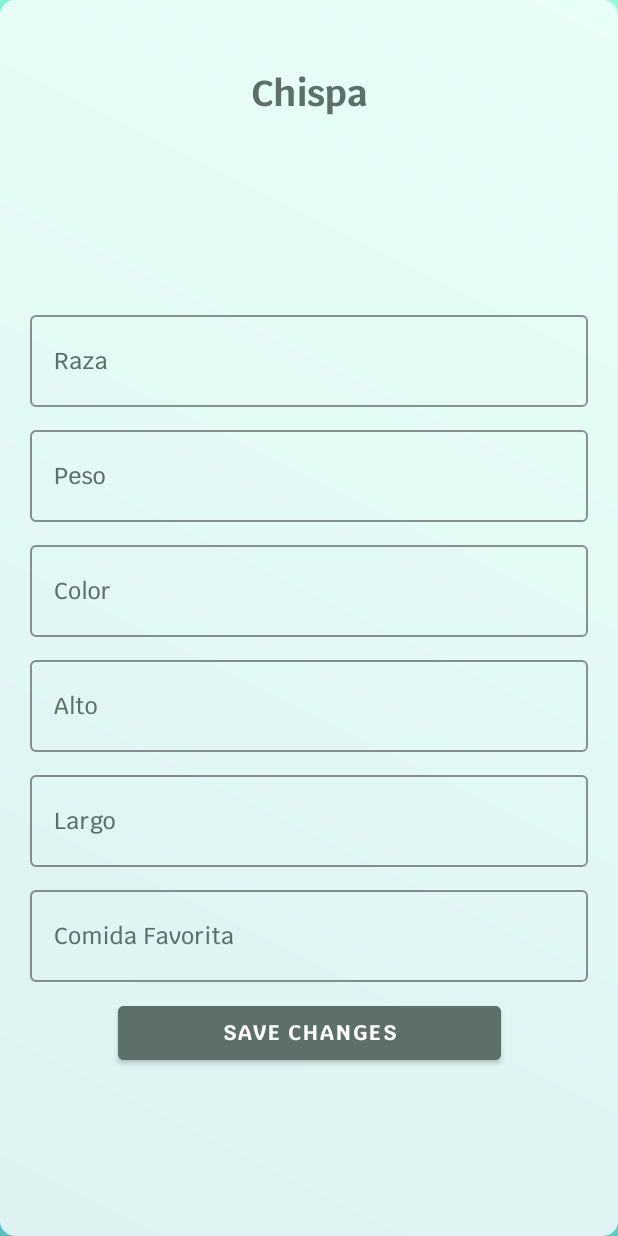
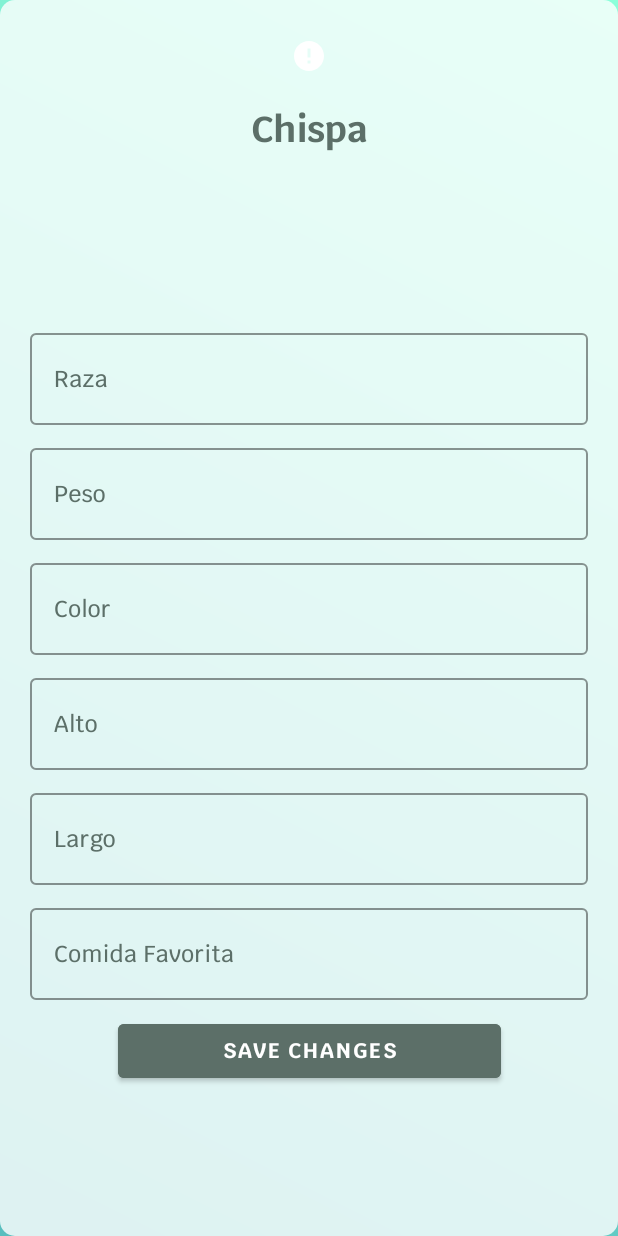
Before and after one commit to angelcast2002/APP-Proyecto1-PlataformasMoviles, an Android app: the EditProfileFragment screen opened through its navigation route, on a phone screen of 412 x 824 dp. Run offline under Robolectric (Android 15) with nearby library versions, the light colour scheme and no system bars; our stand-ins replace navigation-ui; pictures from the network do not load.

Commit message:
4Dogs v1.5.3

```diff
--- a/4Dogs/app/src/main/java/com/example/fordogs/ui/fragments/editProfile/EditProfileFragment.kt
+++ b/4Dogs/app/src/main/java/com/example/fordogs/ui/fragments/editProfile/EditProfileFragment.kt
@@ -7,10 +7,17 @@ import android.view.View
 import android.view.ViewGroup
 import androidx.fragment.app.Fragment
 import androidx.fragment.app.activityViewModels
+import androidx.fragment.app.viewModels
 import androidx.lifecycle.lifecycleScope
 import androidx.navigation.findNavController
+import coil.load
+import coil.request.CachePolicy
+import coil.transform.CircleCropTransformation
+import com.example.fordogs.R
 import com.example.fordogs.databinding.EditProfileLayoutBinding
 import com.example.fordogs.databinding.RegisterLayoutBinding
+import com.example.fordogs.ui.fragments.editProfile.EditProfileViewModel
+import com.example.fordogs.ui.fragments.editProfile.EditProfileViewModel.Status.*
 import com.example.fordogs.ui.fragments.viewModelActivity.RegisterToLoginViewModel
 import com.example.fordogs.ui.util.BaseFragment
 import kotlinx.coroutines.flow.collectLatest
@@ -18,6 +25,7 @@ import kotlinx.coroutines.launch
 
 class EditProfileFragment: BaseFragment<EditProfileLayoutBinding>(){
     private val RegisterToLoginViewModel: RegisterToLoginViewModel by activityViewModels()
+    private val EditProfileViewModel: EditProfileViewModel by viewModels()
 
     lateinit var name: String
 
@@ -32,6 +40,7 @@ class EditProfileFragment: BaseFragment<EditProfileLayoutBinding>(){
         setNameEditText()
 
 
+
     }
 
     private fun setObservables() {
@@ -39,6 +48,29 @@ class EditProfileFragment: BaseFragment<EditProfileLayoutBinding>(){
             RegisterToLoginViewModel.name.collectLatest {
                 name = RegisterToLoginViewModel.name.value
             }
+        }
+
+        lifecycleScope.launch {
+            EditProfileViewModel.imagen.collectLatest { img ->
+                setImgUser(img)
+            }
+        }
+
+        lifecycleScope.launch {
+            EditProfileViewModel.status.collectLatest{ status ->
+                handleStatus(status)
+            }
+        }
+
+    }
+
+    private fun setImgUser(img: String) {
+        binding.imgPetEditProfileLayout.load(img){
+            transformations(CircleCropTransformation())
+            diskCachePolicy(CachePolicy.ENABLED)
+            memoryCachePolicy(CachePolicy.ENABLED)
+            error(R.drawable.ic_error)
+            placeholder(R.drawable.ic_download)
         }
     }
 
@@ -48,9 +80,49 @@ class EditProfileFragment: BaseFragment<EditProfileLayoutBinding>(){
 
     private fun setListeners() {
         binding.btSaveDataEditProfale.setOnClickListener{
-            requireView().findNavController().navigate(
-                EditProfileFragmentDirections.actionEditProfileFragmentToCalendarFragment()
-            )
+            EditProfileViewModel.saveChanges()
+        }
+    }
+
+    fun handleStatus(status: EditProfileViewModel.Status) {
+        when(status){
+            Editing -> {
+                binding.apply {
+                    imgPetEditProfileLayout.visibility = View.VISIBLE
+                    petNameEdtiProfileLayout.visibility = View.VISIBLE
+                    textInputRazaTextEditProfileLayout.visibility = View.VISIBLE
+                    textInputPesoTextEditProfileLayout.visibility = View.VISIBLE
+                    textInputColorTextEditProfileLayout.visibility = View.VISIBLE
+                    textInputAlturaTextEditProfileLayout.visibility = View.VISIBLE
+                    textInputLargoTextEditProfileLayout.visibility = View.VISIBLE
+                    textInputComidaFavTextEditProfileLayout.visibility  = View.VISIBLE
+                    btSaveDataEditProfale.visibility = View.VISIBLE
+                    progressEditLayout.visibility = View.GONE
+                }
+            }
+            is Error -> {
+                TODO()
+            }
+            Loading -> {
+                binding.apply {
+                    imgPetEditProfileLayout.visibility = View.VISIBLE
+                    petNameEdtiProfileLayout.visibility = View.VISIBLE
+                    textInputRazaTextEditProfileLayout.visibility = View.GONE
+                    textInputPesoTextEditProfileLayout.visibility = View.GONE
+                    textInputColorTextEditProfileLayout.visibility = View.GONE
+                    textInputAlturaTextEditProfileLayout.visibility = View.GONE
+                    textInputLargoTextEditProfileLayout.visibility = View.GONE
+                    textInputComidaFavTextEditProfileLayout.visibility  = View.GONE
+                    btSaveDataEditProfale.visibility = View.GONE
+                    progressEditLayout.visibility = View.VISIBLE
+                }
+            }
+            Succes -> {
+                requireView().findNavController().navigate(
+                    EditProfileFragmentDirections.actionEditProfileFragmentToCalendarFragment()
+                )
+                EditProfileViewModel.setDefaul()
+            }
         }
     }
 
--- a/4Dogs/app/src/main/java/com/example/fordogs/ui/fragments/editProfile/EditProfileViewModel.kt
+++ b/4Dogs/app/src/main/java/com/example/fordogs/ui/fragments/editProfile/EditProfileViewModel.kt
@@ -1,33 +1,71 @@
 package com.example.fordogs.ui.fragments.editProfile
 
 import androidx.lifecycle.ViewModel
+import androidx.lifecycle.viewModelScope
+import com.example.fordogs.ui.util.EditProfileConstants.Companion.ALTO
+import com.example.fordogs.ui.util.EditProfileConstants.Companion.COLOR
+import com.example.fordogs.ui.util.EditProfileConstants.Companion.COMIDA_FAV
+import com.example.fordogs.ui.util.EditProfileConstants.Companion.IMG_PERRO
+import com.example.fordogs.ui.util.EditProfileConstants.Companion.LARGO
+import com.example.fordogs.ui.util.EditProfileConstants.Companion.PESO
+import com.example.fordogs.ui.util.EditProfileConstants.Companion.RAZA
+import kotlinx.coroutines.delay
 import kotlinx.coroutines.flow.MutableStateFlow
 import kotlinx.coroutines.flow.StateFlow
+import kotlinx.coroutines.launch
 
 class EditProfileViewModel: ViewModel() {
-    private val _raza = MutableStateFlow<String>("Chihuahua")
+    private val _imagen = MutableStateFlow<String>(IMG_PERRO)
+    val imagen : StateFlow<String> = _imagen
+
+    private val _raza = MutableStateFlow<String>(RAZA)
     val raza : StateFlow<String> = _raza
 
-    private val _peso = MutableStateFlow<String>("10")
-    val peso : StateFlow<String> = _peso
+    private val _peso = MutableStateFlow<Int>(PESO)
+    val peso : StateFlow<Int> = _peso
 
-    private val _color = MutableStateFlow<String>("Cafe")
+    private val _color = MutableStateFlow<String>(COLOR)
     val color : StateFlow<String> = _color
 
-    private val _alto = MutableStateFlow<String>("10")
-    val alto : StateFlow<String> = _alto
+    private val _alto = MutableStateFlow<Int>(ALTO)
+    val alto : StateFlow<Int> = _alto
 
-    private val _largo = MutableStateFlow<String>("25")
-    val largo : StateFlow<String> = _largo
+    private val _largo = MutableStateFlow<Int>(LARGO)
+    val largo : StateFlow<Int> = _largo
 
-    private val _comiddaFav = MutableStateFlow<String>("Pizza")
+    private val _comiddaFav = MutableStateFlow<String>(COMIDA_FAV)
     val comidaFav : StateFlow<String> = _comiddaFav
 
-    private val _state = MutableStateFlow<Status>(Status.Editing)
-    val state : StateFlow<Status> = _state
+    private val _status = MutableStateFlow<Status>(Status.Editing)
+    val status : StateFlow<Status> = _status
 
     sealed class Status{
         object Editing: Status()
+        object Loading: Status()
+        object Succes: Status()
+        class Error(val message: Exception): Status()
+    }
+
+    fun saveChanges(){
+        viewModelScope.launch {
+            _status.value = Status.Loading
+            delay(1000L)
+            checkData()
+        }
+    }
+
+    private fun checkData(){
+        try {
+            //api
+
+            _status.value = Status.Succes
+        } catch (e: Exception) {
+            _status.value = Status.Error(e)
+        }
+    }
+
+    fun setDefaul(){
+        _status.value = Status.Editing
     }
 
 }
--- a/4Dogs/app/src/main/java/com/example/fordogs/ui/fragments/login/LoginFragment.kt
+++ b/4Dogs/app/src/main/java/com/example/fordogs/ui/fragments/login/LoginFragment.kt
@@ -12,6 +12,7 @@ import androidx.navigation.findNavController
 import com.example.fordogs.R
 import com.example.fordogs.databinding.LoginLayoutBinding
 import com.example.fordogs.ui.util.BaseFragment
+import com.example.fordogs.ui.fragments.login.LoginViewModel.*
 import com.google.android.material.bottomappbar.BottomAppBar
 import com.google.android.material.floatingactionbutton.FloatingActionButton
 import kotlinx.coroutines.flow.collectLatest
@@ -44,7 +45,7 @@ class LoginFragment: BaseFragment<LoginLayoutBinding>(){
 
     private fun handleStatus(status: LoginViewModel.Status) {
         when(status){
-            LoginViewModel.Status.Default -> {
+            Status.Default -> {
                 binding.apply {
                     textInputCorreoTextLoginLayout.visibility = View.VISIBLE
                     textInputPasswordTextLoginLayout.visibility = View.VISIBLE
@@ -53,7 +54,7 @@ class LoginFragment: BaseFragment<LoginLayoutBinding>(){
                     progressLoginLayout.visibility = View.GONE
                 }
             }
-            is LoginViewModel.Status.Error -> {
+            is Status.Error -> {
                 binding.apply {
                     textInputCorreoTextLoginLayout.visibility = View.VISIBLE
                     textInputPasswordTextLoginLayout.visibility = View.VISIBLE
@@ -68,7 +69,7 @@ class LoginFragment: BaseFragment<LoginLayoutBinding>(){
                 logInViewModel.setDefault()
 
             }
-            LoginViewModel.Status.Loading -> {
+            Status.Loading -> {
                 binding.apply {
                     textInputCorreoTextLoginLayout.visibility = View.GONE
                     textInputPasswordTextLoginLayout.visibility = View.GONE
@@ -77,7 +78,7 @@ class LoginFragment: BaseFragment<LoginLayoutBinding>(){
                     progressLoginLayout.visibility = View.VISIBLE
                 }
             }
-            LoginViewModel.Status.Succes -> {
+            Status.Succes -> {
 
                 requireView().findNavController().navigate(
                     LoginFragmentDirections.actionLoginFragmentToCalendarFragment()
--- /dev/null
+++ b/4Dogs/app/src/main/res/drawable/ic_download.xml
@@ -0,0 +1,5 @@
+<vector android:height="24dp" android:tint="#FFFFFF"
+    android:viewportHeight="24" android:viewportWidth="24"
+    android:width="24dp" xmlns:android="http://schemas.android.com/apk/res/android">
+    <path android:fillColor="@android:color/white" android:pathData="M19.35,10.04C18.67,6.59 15.64,4 12,4 9.11,4 6.6,5.64 5.35,8.04 2.34,8.36 0,10.91 0,14c0,3.31 2.69,6 6,6h13c2.76,0 5,-2.24 5,-5 0,-2.64 -2.05,-4.78 -4.65,-4.96zM17,13l-5,5 -5,-5h3V9h4v4h3z"/>
+</vector>
--- /dev/null
+++ b/4Dogs/app/src/main/res/drawable/ic_error.xml
@@ -0,0 +1,5 @@
+<vector android:height="24dp" android:tint="#FFFFFF"
+    android:viewportHeight="24" android:viewportWidth="24"
+    android:width="24dp" xmlns:android="http://schemas.android.com/apk/res/android">
+    <path android:fillColor="@android:color/white" android:pathData="M12,2C6.48,2 2,6.48 2,12s4.48,10 10,10 10,-4.48 10,-10S17.52,2 12,2zM13,17h-2v-2h2v2zM13,13h-2L11,7h2v6z"/>
+</vector>
--- a/4Dogs/app/src/main/res/layout/edit_profile_layout.xml
+++ b/4Dogs/app/src/main/res/layout/edit_profile_layout.xml
@@ -144,6 +144,19 @@
 
     </com.google.android.material.textfield.TextInputLayout>
 
+    <ProgressBar
+        android:id="@+id/progress_editLayout"
+
+        android:layout_width="wrap_content"
+        android:layout_height="wrap_content"
+
+        app:layout_constraintTop_toTopOf="parent"
+        app:layout_constraintStart_toStartOf="parent"
+        app:layout_constraintEnd_toEndOf="parent"
+        app:layout_constraintBottom_toBottomOf="parent"
+        android:visibility="visible"
+        />
+
     <com.google.android.material.textfield.TextInputLayout
         android:id="@+id/textInput_alturaText_editProfileLayout"
 
```
Also changed, not shown: 4Dogs/app/src/main/java/com/example/fordogs/ui/util/EditProfileConstants.kt (added, +14 -0 lines), 4Dogs/app/src/main/res/layout/register_layout.xml (+7 -13 lines).
